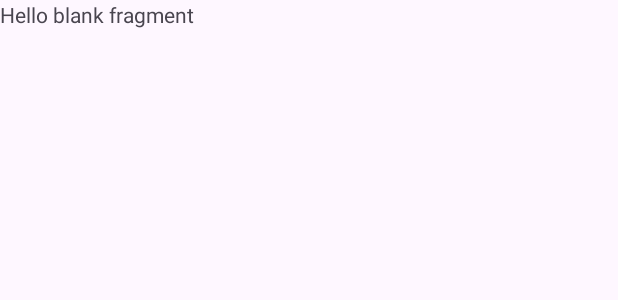
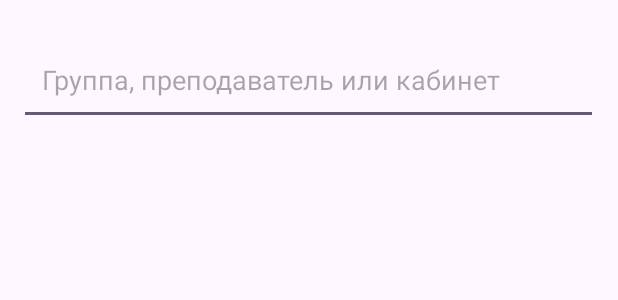
Before and after one commit to Globaldebil/tp, an Android app: the layout fragment_finder.xml on its own in the app's theme, with its tools: preview values and no code run, on a phone screen of 412 x 824 dp. Shown: the top 300 px of the screen. Run offline under Robolectric (Android 15) with nearby library versions, the phone set to English and light mode, and no system bars.

```diff
--- a/app/src/main/res/layout/fragment_favorite.xml
+++ b/app/src/main/res/layout/fragment_favorite.xml
@@ -3,7 +3,7 @@
     xmlns:tools="http://schemas.android.com/tools"
     android:layout_width="match_parent"
     android:layout_height="match_parent"
-    tools:context=".Favorite">
+    tools:context=".ui.Favorite">
 
     <!-- TODO: Update blank fragment layout -->
     <TextView
--- a/app/src/main/res/layout/fragment_finder.xml
+++ b/app/src/main/res/layout/fragment_finder.xml
@@ -1,14 +1,41 @@
 <?xml version="1.0" encoding="utf-8"?>
 <FrameLayout xmlns:android="http://schemas.android.com/apk/res/android"
+    xmlns:app="http://schemas.android.com/apk/res-auto"
     xmlns:tools="http://schemas.android.com/tools"
     android:layout_width="match_parent"
     android:layout_height="match_parent"
-    tools:context=".Finder">
+    tools:context=".ui.Finder">
 
-    <!-- TODO: Update blank fragment layout -->
-    <TextView
+
+    <androidx.constraintlayout.widget.ConstraintLayout
         android:layout_width="match_parent"
-        android:layout_height="match_parent"
-        android:text="@string/hello_blank_fragment" />
+        android:layout_height="match_parent">
+
+        <EditText
+            android:id="@+id/search_bar"
+            android:layout_width="386dp"
+            android:layout_height="59dp"
+            android:layout_marginTop="24dp"
+            android:ems="10"
+            android:inputType="text"
+            android:hint="Группа, преподаватель или кабинет"
+            android:paddingLeft="15dp"
+            app:layout_constraintEnd_toEndOf="parent"
+            app:layout_constraintHorizontal_bias="0.492"
+            app:layout_constraintStart_toStartOf="parent"
+            app:layout_constraintTop_toTopOf="parent" />
+
+        <androidx.recyclerview.widget.RecyclerView
+            android:id="@+id/search_list"
+            android:layout_width="409dp"
+            android:layout_height="646dp"
+            android:layout_marginStart="1dp"
+            android:layout_marginEnd="1dp"
+            android:layout_marginBottom="1dp"
+            android:paddingLeft="15dp"
+            app:layout_constraintBottom_toBottomOf="parent"
+            app:layout_constraintEnd_toEndOf="parent"
+            app:layout_constraintStart_toStartOf="parent" />
+    </androidx.constraintlayout.widget.ConstraintLayout>
 
 </FrameLayout>
--- a/app/src/main/res/layout/fragment_rasp.xml
+++ b/app/src/main/res/layout/fragment_rasp.xml
@@ -3,7 +3,7 @@
     xmlns:tools="http://schemas.android.com/tools"
     android:layout_width="match_parent"
     android:layout_height="match_parent"
-    tools:context=".Rasp">
+    tools:context=".ui.Rasp">
 
     <!-- TODO: Update blank fragment layout -->
     <TextView
--- a/app/src/main/res/navigation/nav_main.xml
+++ b/app/src/main/res/navigation/nav_main.xml
@@ -7,12 +7,12 @@
 
     <fragment
         android:id="@+id/rasp"
-        android:name="com.example.tvor_project.Rasp"
+        android:name="com.example.tvor_project.ui.Rasp"
         android:label="fragment_rasp"
         tools:layout="@layout/fragment_rasp" />
     <fragment
         android:id="@+id/finder"
-        android:name="com.example.tvor_project.Finder"
+        android:name="com.example.tvor_project.ui.Finder"
         android:label="fragment_finder"
         tools:layout="@layout/fragment_finder" >
         <action
@@ -24,7 +24,7 @@
     </fragment>
     <fragment
         android:id="@+id/favorite"
-        android:name="com.example.tvor_project.Favorite"
+        android:name="com.example.tvor_project.ui.Favorite"
         android:label="fragment_favorite"
         tools:layout="@layout/fragment_favorite" />
 </navigation>
```
Also changed, not shown: app/build.gradle.kts (+0 -8 lines), app/src/main/java/com/example/tvor_project/Favorite.kt (deleted, +0 -59 lines), app/src/main/java/com/example/tvor_project/Finder.kt (deleted, +0 -59 lines), app/src/main/java/com/example/tvor_project/MainActivity.kt (+3 -20 lines), app/src/main/java/com/example/tvor_project/Rasp.kt (deleted, +0 -59 lines), app/src/main/java/com/example/tvor_project/ui/Favorite.kt (added, +20 -0 lines), app/src/main/java/com/example/tvor_project/ui/Finder.kt (added, +52 -0 lines), app/src/main/java/com/example/tvor_project/ui/Rasp.kt (added, +19 -0 lines), app/src/main/res/layout/search_item.xml (added, +13 -0 lines).
